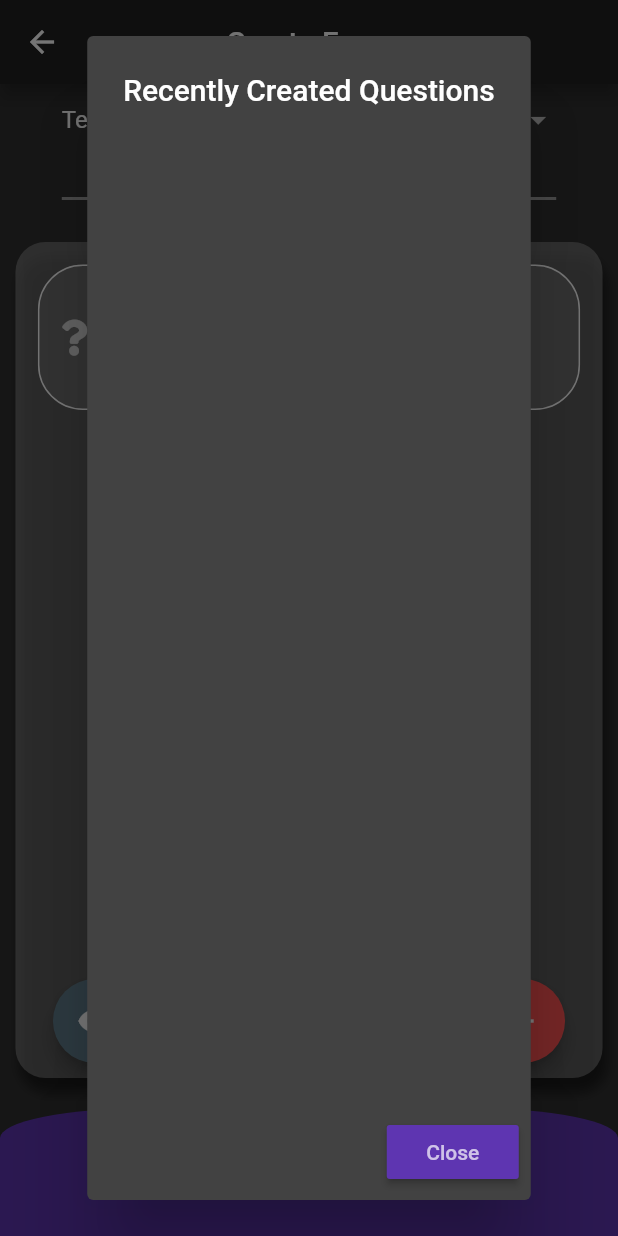
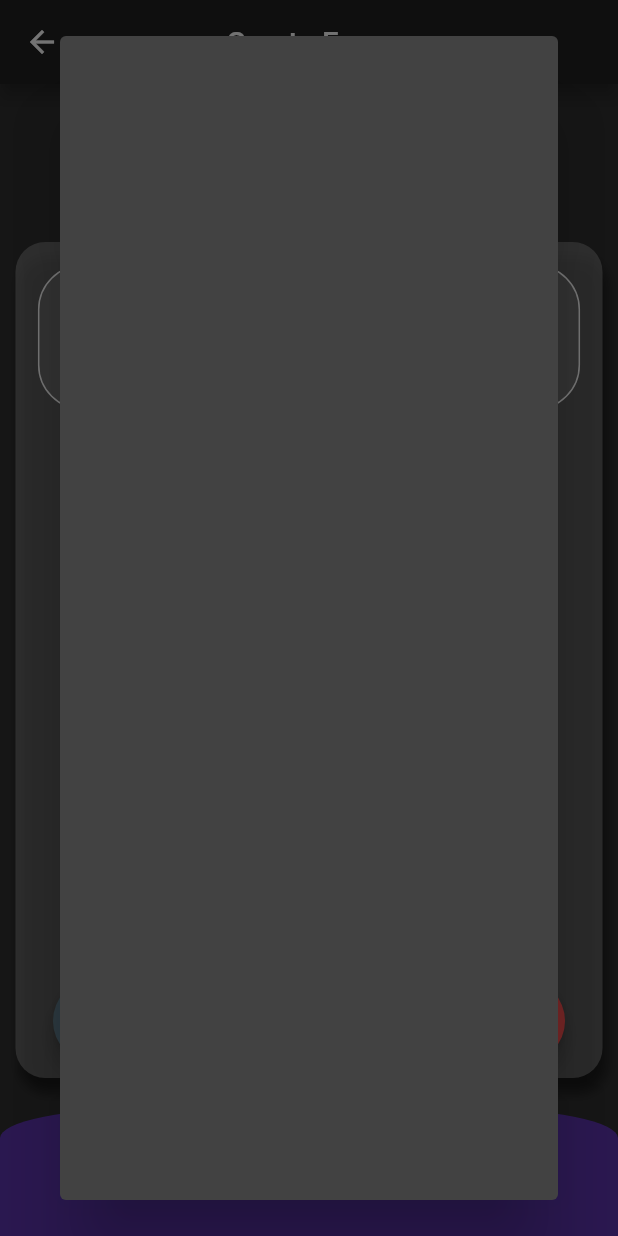
Before and after one commit to mohamadbastin/questionnaire_flutter, a Flutter app: the CreateFormScreen screen opened by its route, after a tap on the "remove red eye" icon, on a phone screen of 412 x 824 dp. Run offline on Flutter 3.47's test engine with Material 2 defaults, Android fonts, the phone set to English and light mode, and no system bars; our stand-ins replace font_awesome_flutter, pinput, shared_preferences; accounts and stored records are empty; statements that could not run were skipped.

```diff
--- a/lib/screens/createForm.dart
+++ b/lib/screens/createForm.dart
@@ -427,27 +427,30 @@ class _CreateFormScreenState extends State<CreateFormScreen> {
                                       showDialog(
                                         context: context,
                                         builder: (context) {
-                                          return AlertDialog(
-                                            title: Text(
-                                              "Recently Created Questions",
-                                              textAlign: TextAlign.center,
-                                            ),
-                                            actions: <Widget>[
-                                              RaisedButton(
-                                                child: Text(
-                                                  "Close",
-                                                  textAlign: TextAlign.center,
-                                                  style: TextStyle(color: Colors.white70),
-                                                ),
-                                                onPressed: () {
-                                                  Navigator.of(context).pop();
-                                                },
-                                              ),
-                                            ],
-                                            content: Container(
+                                          return Dialog(
+                                            // title: Text(
+                                            //   "Recently Created Questions",
+                                            //   textAlign: TextAlign.center,
+                                            // ),
+                                            // actions: <Widget>[
+                                            //   RaisedButton(
+                                            //     child: Text(
+                                            //       "Close",
+                                            //       textAlign: TextAlign.center,
+                                            //       style: TextStyle(color: Colors.white70),
+                                            //     ),
+                                            //     onPressed: () {
+                                            //       Navigator.of(context).pop();
+                                            //     },
+                                            //   ),
+                                            // ],
+                                            child: Container(
                                               width: double.infinity,
-                                              child: _questions.isNotEmpty ? ListView.builder(
-                                                itemBuilder: (context, index) => Column(
+                                              child: _questions.isNotEmpty ? ReorderableListView(
+                                                onReorder: null,
+                                                // itemBuilder: (context, index) =>
+                                                 children:[
+                                                   Column(
                                                   crossAxisAlignment: CrossAxisAlignment.start,
                                                   children: <Widget>[
                                                     (_questions[index]["type"] == "Text") ? Container(
@@ -482,8 +485,10 @@ class _CreateFormScreenState extends State<CreateFormScreen> {
                                                           ],
                                                         )
                                                   ],
-                                                ),
-                                                itemCount: _questions.length,
+                                                )
+                                                 ]
+                                                 ,
+                                                // itemCount: _questions.length,
                                               ) : Container(),
                                             ),
                                           );
--- a/lib/screens/recent.dart
+++ b/lib/screens/recent.dart
@@ -48,6 +48,7 @@ class _RecentFormsState extends State<RecentForms> {
   @override
   Widget build(BuildContext context) {
     return Scaffold(
+      drawer: MainDrawer(),
         appBar: AppBar(
           elevation: 5,
           title: Text("Recent Forms"),
```
Also changed, not shown: lib/screens/form.dart (+69 -4 lines), lib/widgets/form_item.dart (+9 -2 lines).
